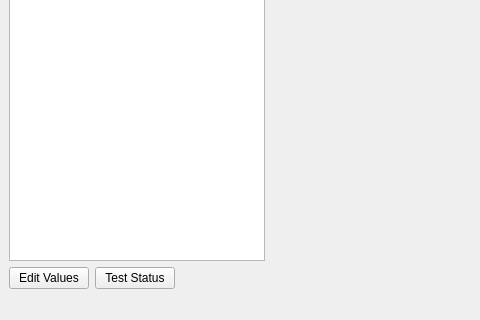
First picture: the form in CAD_VIEWER/mainwindow.ui, repository JPC0405/2024_GROUP_20, before the edit; both pictures show x 0 to 480 and y 280 to 600 of the 800 by 600 pixel window.
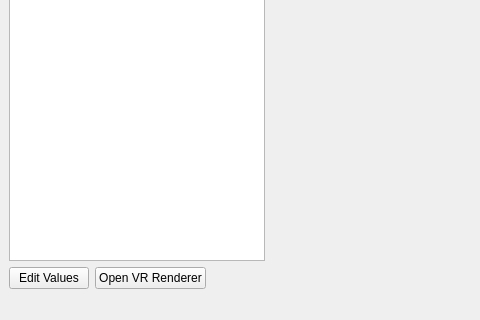
Second picture: the form after the edit. Icons and pictures are not drawn. Custom widgets are drawn as their Qt base class.

Commit message: Added VR renderer to model viewer

What changed in the file:
```diff
--- a/CAD_VIEWER/mainwindow.ui
+++ b/CAD_VIEWER/mainwindow.ui
@@ -54,7 +54,7 @@
       <item>
        <widget class="QPushButton" name="pushButton">
         <property name="text">
-         <string>Test Status</string>
+         <string>Open VR Renderer</string>
         </property>
        </widget>
       </item>
```
The commit also changes 2 other files.
